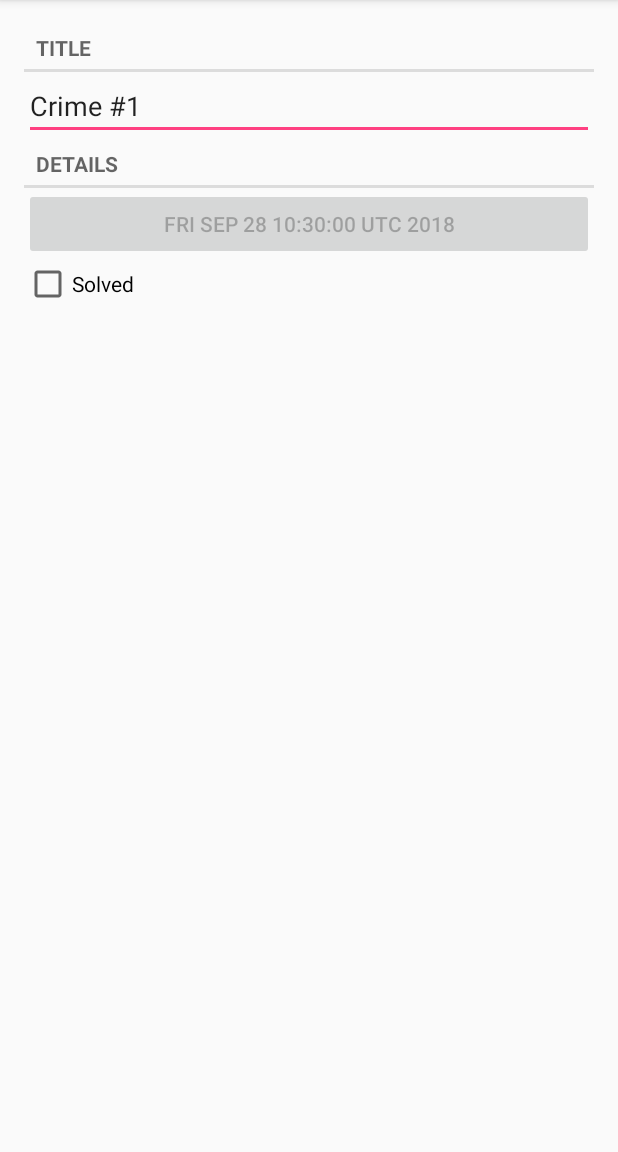
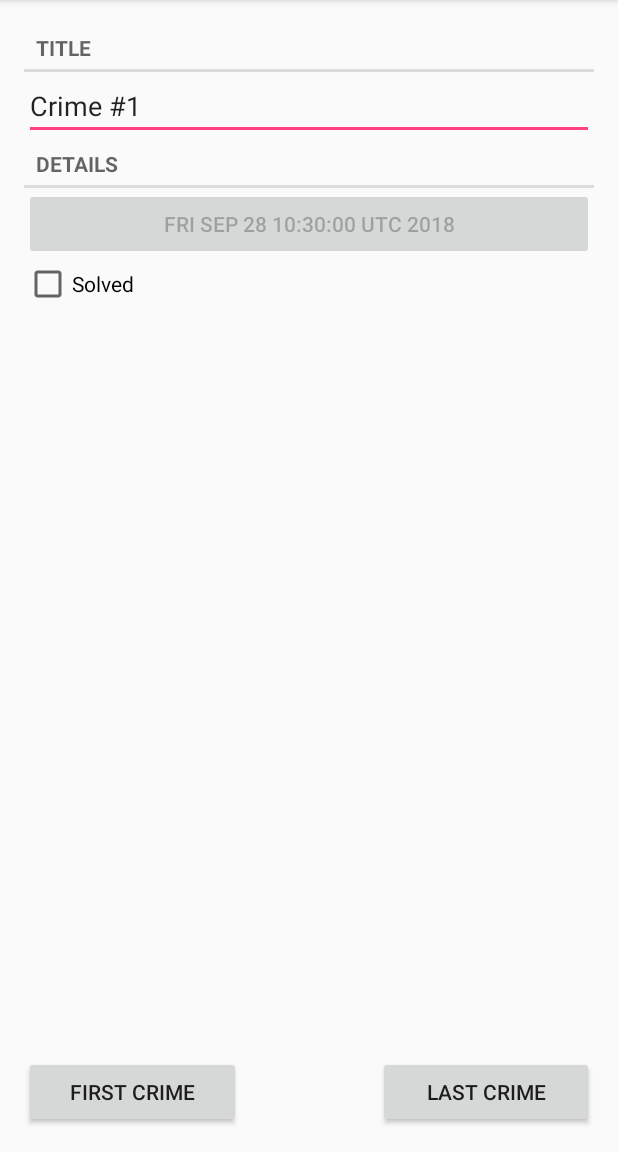
Before and after one commit to semenyutenko/CriminalIntent, an Android app: the screen it shows after launch (CrimePagerActivity), after a tap on an icon or button, on a phone screen of 412 x 824 dp, the part 84-1236 px from its top. Run offline under Robolectric (Android 15) with nearby library versions, the phone set to English and light mode, and no system bars.

```diff
--- a/app/src/main/java/satedshark/com/vk/criminalintent/CrimePagerActivity.java
+++ b/app/src/main/java/satedshark/com/vk/criminalintent/CrimePagerActivity.java
@@ -9,16 +9,21 @@ import android.support.v4.app.FragmentManager;
 import android.support.v4.app.FragmentStatePagerAdapter;
 import android.support.v4.view.ViewPager;
 import android.support.v7.app.AppCompatActivity;
+import android.view.View;
+import android.view.ViewGroup;
+import android.widget.Button;
 
 import java.util.List;
 import java.util.UUID;
 
-public class CrimePagerActivity extends AppCompatActivity {
+public class CrimePagerActivity extends AppCompatActivity implements View.OnClickListener {
 
     private static final String EXTRA_CRIME_ID= "com.vk.satedshark.criminalintent.crime_id";
 
     private ViewPager mViewPager;
     private List<Crime> mCrimes;
+    private Button mFirstButton;
+    private Button mLastButton;
 
     public static Intent newIntent(Context packageContext, UUID crimeID){
         Intent intent = new Intent(packageContext, CrimePagerActivity.class);
@@ -29,8 +34,14 @@ public class CrimePagerActivity extends AppCompatActivity {
     protected void onCreate(@Nullable Bundle savedInstanceState) {
         super.onCreate(savedInstanceState);
         setContentView(R.layout.activity_crime_pager);
+
         mViewPager = findViewById(R.id.crime_view_pager);
         mCrimes = CrimeLab.get(this).getCrimes();
+        mFirstButton = findViewById(R.id.button_first);
+        mLastButton = findViewById(R.id.button_last);
+        mFirstButton.setOnClickListener(this);
+        mLastButton.setOnClickListener(this);
+
         FragmentManager fragmentManager = getSupportFragmentManager();
         mViewPager.setAdapter(new FragmentStatePagerAdapter(fragmentManager) {
             @Override
@@ -43,6 +54,15 @@ public class CrimePagerActivity extends AppCompatActivity {
             public int getCount() {
                 return mCrimes.size();
             }
+
+            @Override
+            public void startUpdate(ViewGroup container) {
+                super.startUpdate(container);
+                if (mViewPager.getCurrentItem() == 0)mFirstButton.setClickable(false);
+                else mFirstButton.setClickable(true);
+                if (mViewPager.getCurrentItem() == mCrimes.size() - 1)mLastButton.setClickable(false);
+                else mLastButton.setClickable(true);
+            }
         });
         UUID crimeId = (UUID)getIntent().getSerializableExtra(EXTRA_CRIME_ID);
         for(int i = 0; i < mCrimes.size(); i++){
@@ -51,5 +71,18 @@ public class CrimePagerActivity extends AppCompatActivity {
                 break;
             }
         }
+
     }
+
+    /**
+     * Called when a view has been clicked.
+     *
+     * @param v The view that was clicked.
+     */
+    @Override
+    public void onClick(View v) {
+        if (v == mFirstButton)mViewPager.setCurrentItem(0);
+        if (v == mLastButton)mViewPager.setCurrentItem(mCrimes.size() - 1);
+    }
+
 }
--- a/app/src/main/res/layout/activity_crime_pager.xml
+++ b/app/src/main/res/layout/activity_crime_pager.xml
@@ -1,7 +1,42 @@
 <?xml version="1.0" encoding="utf-8"?>
-<android.support.v4.view.ViewPager
-    xmlns:android="http://schemas.android.com/apk/res/android"
-    android:id="@+id/crime_view_pager"
+<android.support.constraint.ConstraintLayout xmlns:android="http://schemas.android.com/apk/res/android"
+    xmlns:app="http://schemas.android.com/apk/res-auto"
+    xmlns:tools="http://schemas.android.com/tools"
     android:layout_width="match_parent"
     android:layout_height="match_parent">
-</android.support.v4.view.ViewPager>
+
+    <android.support.v4.view.ViewPager xmlns:android="http://schemas.android.com/apk/res/android"
+        android:id="@+id/crime_view_pager"
+        android:layout_width="match_parent"
+        android:layout_height="0dp"
+        app:layout_constraintBottom_toTopOf="@+id/button_first"
+        app:layout_constraintEnd_toEndOf="parent"
+        app:layout_constraintStart_toStartOf="parent"
+        app:layout_constraintTop_toTopOf="parent">
+
+    </android.support.v4.view.ViewPager>
+
+    <Button
+        android:id="@+id/button_first"
+        android:layout_width="0dp"
+        android:layout_height="wrap_content"
+        android:layout_marginStart="16dp"
+        android:layout_marginEnd="83dp"
+        android:layout_marginBottom="16dp"
+        android:text="@string/first_crime"
+        app:layout_constraintBottom_toBottomOf="parent"
+        app:layout_constraintEnd_toStartOf="@+id/button_last"
+        app:layout_constraintStart_toStartOf="parent" />
+
+    <Button
+        android:id="@+id/button_last"
+        android:layout_width="0dp"
+        android:layout_height="wrap_content"
+        android:layout_marginStart="8dp"
+        android:layout_marginEnd="16dp"
+        android:layout_marginBottom="16dp"
+        android:text="@string/last_crime"
+        app:layout_constraintBottom_toBottomOf="parent"
+        app:layout_constraintEnd_toEndOf="parent"
+        app:layout_constraintStart_toEndOf="@+id/button_first" />
+</android.support.constraint.ConstraintLayout>
--- a/app/src/main/res/values/strings.xml
+++ b/app/src/main/res/values/strings.xml
@@ -4,4 +4,6 @@
     <string name="crime_title_label">Title</string>
     <string name="crime_details_label">Details</string>
     <string name="crime_solved_label">Solved</string>
+    <string name="first_crime">First crime</string>
+    <string name="last_crime">Last crime</string>
 </resources>
```
